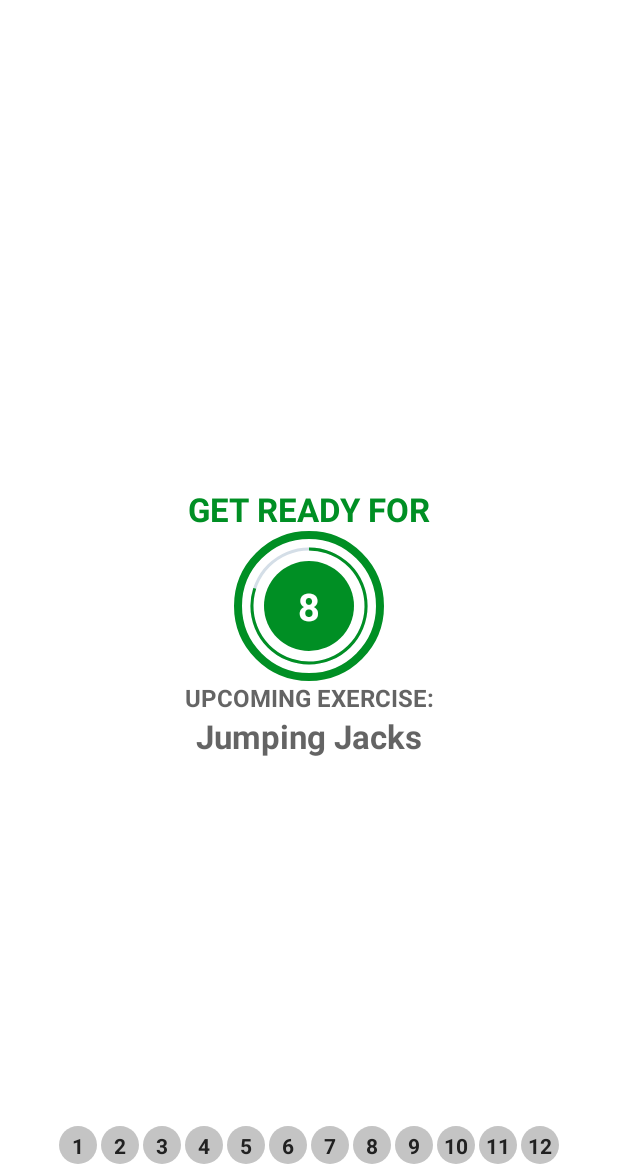
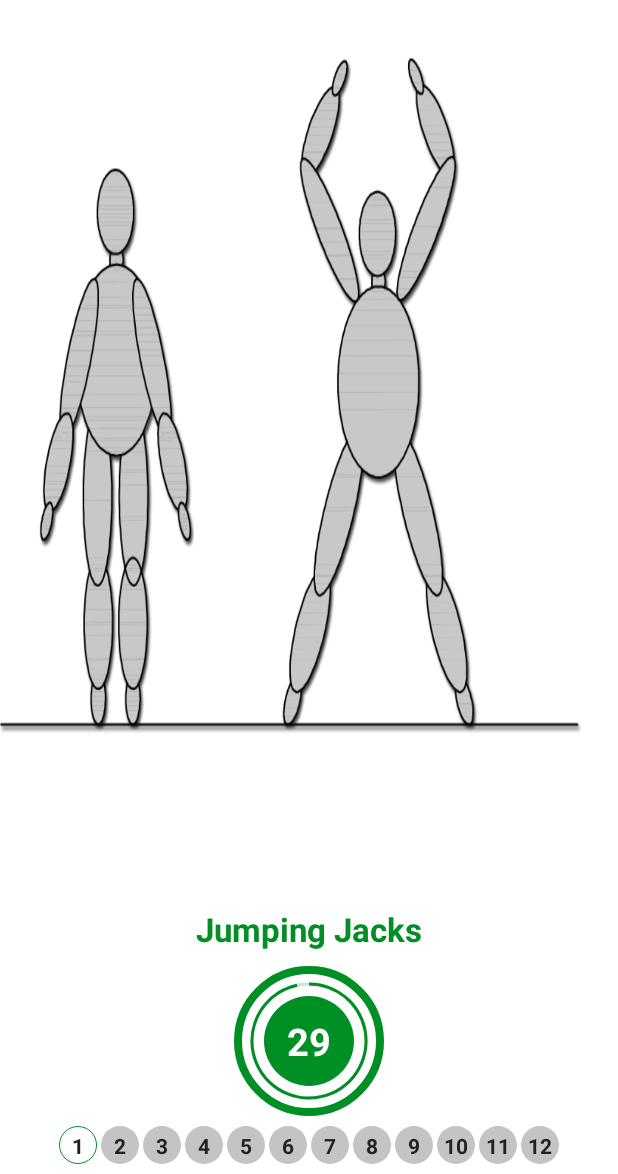
Before and after one commit to joaovq/7MinutesWorkout, an Android app: the ExerciseActivity screen opened directly, with no data from a screen before it, on a phone screen of 412 x 824 dp, the part 62-1236 px from its top. Run offline under Robolectric (Android 15) with nearby library versions, the phone set to English and light mode, and no system bars.

Commit message:
complete lesson 160

```diff
--- a/app/src/main/java/br/queiroz/a7minutesworkout/MainActivity.kt
+++ b/app/src/main/java/br/queiroz/a7minutesworkout/MainActivity.kt
@@ -3,9 +3,7 @@ package br.queiroz.a7minutesworkout
 import android.content.Intent
 import androidx.appcompat.app.AppCompatActivity
 import android.os.Bundle
-import android.os.CountDownTimer
-import android.widget.FrameLayout
-import android.widget.Toast
+import br.queiroz.a7minutesworkout.activities.ExerciseActivity
 import br.queiroz.a7minutesworkout.databinding.ActivityMainBinding
 
 class MainActivity : AppCompatActivity() {
--- a/app/src/main/java/br/queiroz/a7minutesworkout/ExerciseActivity.kt
+++ b/app/src/main/java/br/queiroz/a7minutesworkout/activities/ExerciseActivity.kt
@@ -1,5 +1,6 @@
-package br.queiroz.a7minutesworkout
+package br.queiroz.a7minutesworkout.activities
 
+import android.content.Intent
 import android.media.MediaPlayer
 import android.net.Uri
 import androidx.appcompat.app.AppCompatActivity
@@ -11,6 +12,8 @@ import android.view.View
 import android.widget.Toast
 import androidx.core.view.isVisible
 import androidx.recyclerview.widget.LinearLayoutManager
+import br.queiroz.a7minutesworkout.Constants
+import br.queiroz.a7minutesworkout.R
 import br.queiroz.a7minutesworkout.adapter.ExerciseStatusAdapter
 import br.queiroz.a7minutesworkout.databinding.ActivityExerciseBinding
 import br.queiroz.a7minutesworkout.model.ExerciseModel
@@ -26,6 +29,8 @@ class ExerciseActivity : AppCompatActivity(), TextToSpeech.OnInitListener {
     private var exerciseProgress = 0
     private var exerciseList:ArrayList<ExerciseModel>? = null
     private var currentExerciseposition = -1
+    private var restTimerDuration = 1L
+    private var execiseTimerDuration = 1L
     private var tts: TextToSpeech? = null
     private var player: MediaPlayer? = null
 
@@ -81,7 +86,8 @@ class ExerciseActivity : AppCompatActivity(), TextToSpeech.OnInitListener {
 //            Link for sound in resources
             val soundURI = Uri
                 .parse("android.resource://br.queiroz.a7minutesworkout/" +
-                    R.raw.press_start)
+                        R.raw.press_start
+                )
             player = MediaPlayer.create(applicationContext, soundURI)
             player?.isLooping = false
             player?.start()
@@ -116,7 +122,7 @@ class ExerciseActivity : AppCompatActivity(), TextToSpeech.OnInitListener {
         binding?.progressBar?.progress = restProgress
         binding?.tvTimer?.text = 10.toString()
 
-        restTimer = object : CountDownTimer(10000, 1000){
+        restTimer = object : CountDownTimer(restTimerDuration*1000, 1000){
             override fun onTick(millisUntilFinished: Long) {
                 restProgress++
                 binding?.progressBar?.progress = 10-restProgress
@@ -125,6 +131,10 @@ class ExerciseActivity : AppCompatActivity(), TextToSpeech.OnInitListener {
 
             override fun onFinish() {
                 currentExerciseposition++
+
+                exerciseList!![currentExerciseposition].setIsSelectec(true)
+                exerciseAdapter!!.notifyItemChanged(currentExerciseposition)
+
                 setupExerciseView()
             }
 
@@ -161,7 +171,7 @@ class ExerciseActivity : AppCompatActivity(), TextToSpeech.OnInitListener {
         binding?.progressBarExercise?.progress = exerciseProgress
         binding?.tvTimerExercise?.text = 30.toString()
 
-        exerciseTimer = object : CountDownTimer(30000, 1000){
+        exerciseTimer = object : CountDownTimer(execiseTimerDuration*1000, 1000){
             override fun onTick(millisUntilFinished: Long) {
 //                CountDown is here
                 exerciseProgress++
@@ -172,19 +182,26 @@ class ExerciseActivity : AppCompatActivity(), TextToSpeech.OnInitListener {
             override fun onFinish() {
 //                When finish method onTick
                 if (currentExerciseposition < exerciseList?.size!!-1){
+                    exerciseList!![currentExerciseposition].setIsSelectec(false)
+                    exerciseList!![currentExerciseposition].setIsCompleted(true)
+                    exerciseAdapter!!.notifyItemChanged(currentExerciseposition)
                     setupRestView()
                     Toast.makeText(this@ExerciseActivity,
                         "You got it, keep going",
                         Toast.LENGTH_SHORT).show()
                 }else{
+                    val intentFinish = Intent(
+                        this@ExerciseActivity,
+                        FinishActivity::class.java
+                    )
+                    startActivity(intentFinish)
+                    finish()
                     Toast.makeText(this@ExerciseActivity,
                         "Congratulations, You have completed the 7 minutes workout.",
                         Toast.LENGTH_SHORT).show()
                 }
             }
-
         }.start()
-
     }
 
     override fun onDestroy() {
--- a/app/src/main/java/br/queiroz/a7minutesworkout/adapter/ExerciseStatusAdapter.kt
+++ b/app/src/main/java/br/queiroz/a7minutesworkout/adapter/ExerciseStatusAdapter.kt
@@ -1,8 +1,13 @@
 package br.queiroz.a7minutesworkout.adapter
 
+import android.content.Context
+import android.graphics.Color
 import android.view.LayoutInflater
+import android.view.View
 import android.view.ViewGroup
+import androidx.core.content.ContextCompat
 import androidx.recyclerview.widget.RecyclerView
+import br.queiroz.a7minutesworkout.R
 import br.queiroz.a7minutesworkout.databinding.ItemExerciseStatusBinding
 import br.queiroz.a7minutesworkout.model.ExerciseModel
 
@@ -26,6 +31,30 @@ class ExerciseStatusAdapter(
     override fun onBindViewHolder(holder: ExerciseStatusViewHolder, position: Int) {
         val model:ExerciseModel = items[position]
         holder.tvItem.text = model.getId().toString()
+
+        when{
+            model.getIsSelected() ->{
+                holder.tvItem.background = ContextCompat.getDrawable(
+                    holder.tvItem.context,
+                    R.drawable.item_circular_thin_color_accent_border
+                )
+                holder.tvItem.setTextColor(Color.parseColor("#212121"))
+            }
+            model.getIsCompleted()->{
+                holder.tvItem.background = ContextCompat.getDrawable(
+                    holder.tvItem.context,
+                    R.drawable.item_circular_color_accent_background
+                )
+                holder.tvItem.setTextColor(Color.parseColor("#FFFFFF"))
+            }
+            else->{
+                holder.tvItem.background = ContextCompat.getDrawable(
+                    holder.tvItem.context,
+                    R.drawable.item_circular_color_gray_background
+                )
+                holder.tvItem.setTextColor(Color.parseColor("#212121"))
+            }
+        }
     }
 
     override fun getItemCount(): Int {
--- a/app/src/main/java/br/queiroz/a7minutesworkout/model/ExerciseModel.kt
+++ b/app/src/main/java/br/queiroz/a7minutesworkout/model/ExerciseModel.kt
@@ -40,7 +40,7 @@ class ExerciseModel(
         this.isCompleted = isCompleted
     }
 
-    fun getIsSelected(isSelected: Boolean) :Boolean{
+    fun getIsSelected() :Boolean{
         return isSelected
     }
 
--- /dev/null
+++ b/app/src/main/res/drawable/item_circular_thin_color_accent_border.xml
@@ -0,0 +1,10 @@
+<?xml version="1.0" encoding="utf-8"?>
+<shape xmlns:android="http://schemas.android.com/apk/res/android"
+    android:shape="oval"
+    >
+    <solid android:color="#FFFFFF"/>
+    <stroke
+        android:color="@color/colorAccent"
+        android:width="0.5dp"
+        />
+</shape>
--- a/app/src/main/res/layout/activity_exercise.xml
+++ b/app/src/main/res/layout/activity_exercise.xml
@@ -4,7 +4,7 @@
         xmlns:tools="http://schemas.android.com/tools"
         android:layout_width="match_parent"
         android:layout_height="match_parent"
-        tools:context=".ExerciseActivity">
+        tools:context=".activities.ExerciseActivity">
         <!--    In relative layout, items are positioned relatively ro another-->
 
         <androidx.appcompat.widget.Toolbar
--- a/app/src/main/res/navigation/nav_graph.xml
+++ b/app/src/main/res/navigation/nav_graph.xml
@@ -12,7 +12,7 @@
         tools:layout="@layout/activity_main" />
     <activity
         android:id="@+id/exerciseActivity"
-        android:name="br.queiroz.a7minutesworkout.ExerciseActivity"
+        android:name="br.queiroz.a7minutesworkout.activities.ExerciseActivity"
         android:label="activity_exercise"
         tools:layout="@layout/activity_exercise" />
 </navigation>
--- a/app/src/main/res/values/strings.xml
+++ b/app/src/main/res/values/strings.xml
@@ -2,4 +2,5 @@
     <string name="app_name">7MinutesWorkout</string>
     <string name="iv_logo_app">Logo App</string>
     <string name="text_start">START</string>
+    <string name="image">Action Done</string>
 </resources>
--- a/build.gradle
+++ b/build.gradle
@@ -1,6 +1,6 @@
 // Top-level build file where you can add configuration options common to all sub-projects/modules.
 plugins {
-    id 'com.android.application' version '7.3.1' apply false
-    id 'com.android.library' version '7.3.1' apply false
+    id 'com.android.application' version '7.4.0' apply false
+    id 'com.android.library' version '7.4.0' apply false
     id 'org.jetbrains.kotlin.android' version '1.7.20' apply false
 }
```
Also changed, not shown: app/src/main/AndroidManifest.xml (+10 -8 lines), app/src/main/java/br/queiroz/a7minutesworkout/activities/FinishActivity.kt (added, +41 -0 lines), app/src/main/res/drawable/ic_action_done.xml (added, +12 -0 lines), app/src/main/res/layout/activity_finish.xml (added, +69 -0 lines), gradle/wrapper/gradle-wrapper.properties.
